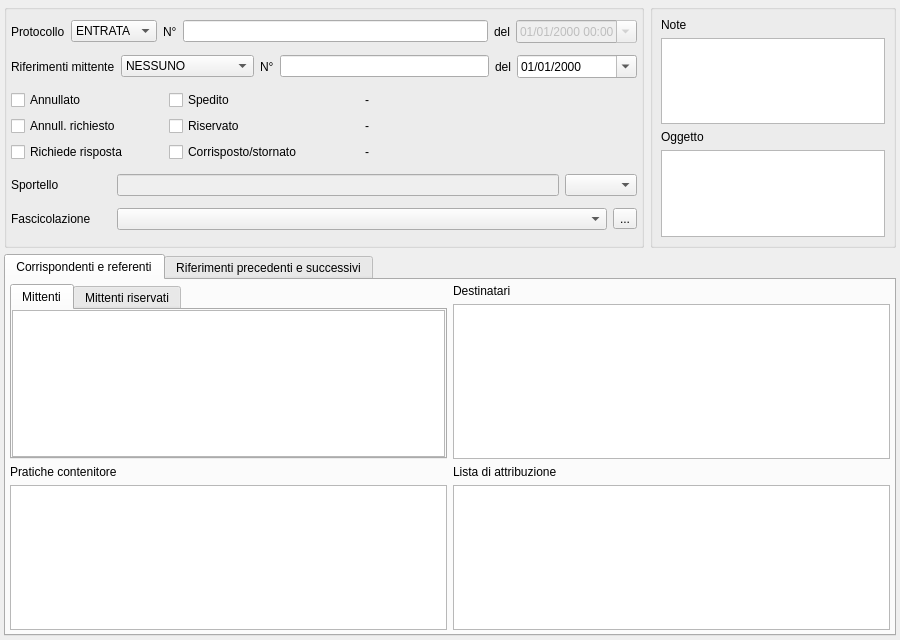
The window that src/com/axiastudio/suite/protocollo/forms/protocollo.ui (tizianolattisi/suitegda) describes before a commit, drawn with Qt 5.
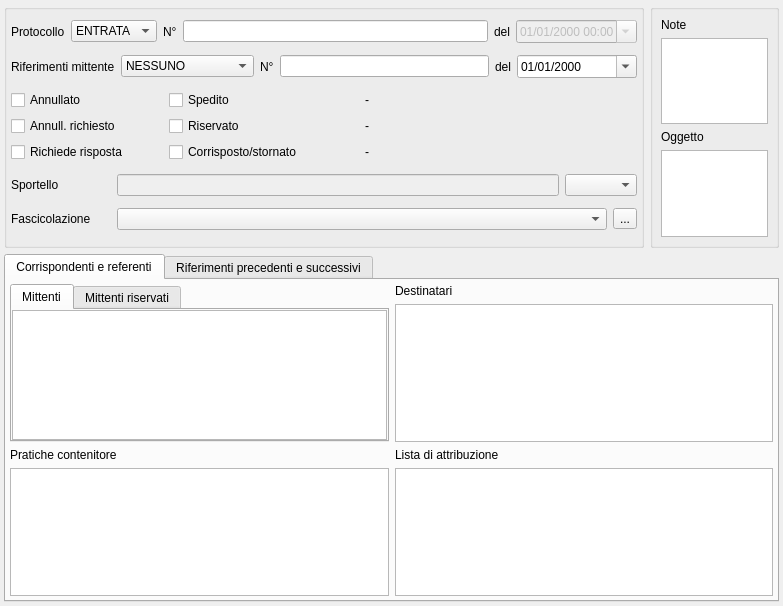
The same window after the commit. Custom widgets are drawn as their Qt base class.

Commit message: Implementazione Titolo in modello e ui.

Patch:
```diff
--- a/src/com/axiastudio/suite/protocollo/forms/protocollo.ui
+++ b/src/com/axiastudio/suite/protocollo/forms/protocollo.ui
@@ -6,8 +6,8 @@
    <rect>
     <x>0</x>
     <y>0</y>
-    <width>900</width>
-    <height>640</height>
+    <width>783</width>
+    <height>606</height>
    </rect>
   </property>
   <property name="windowTitle">
```
The commit also changes 4 other files.
